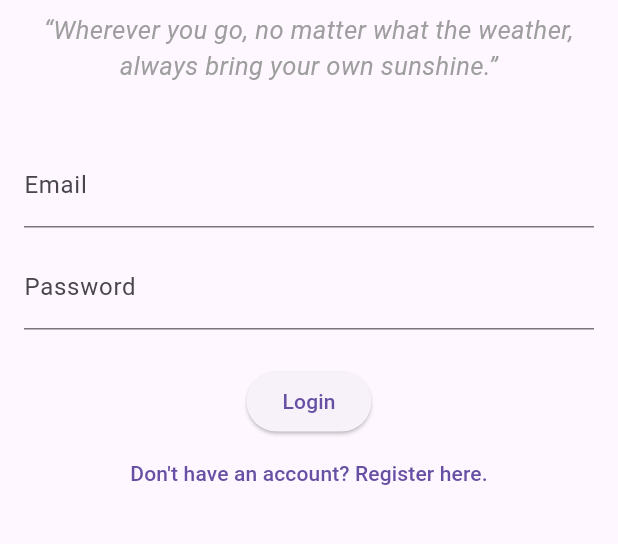
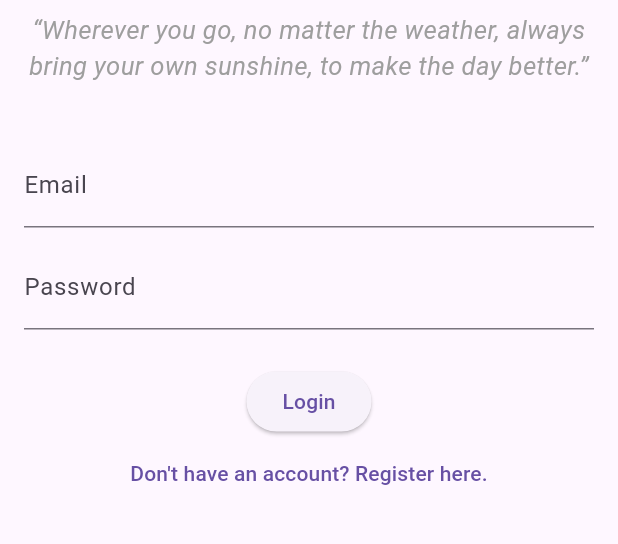
Before and after one commit to Gregory-Vaughan/MAD-Project-2_WeatherApp, a Flutter app: the screen it shows after launch, on a phone screen of 412 x 824 dp, the part 242-786 px from its top. Run offline on Flutter 3.47's test engine with Material 3 defaults, Android fonts, the phone set to English and light mode, and no system bars; our stand-ins replace firebase_auth, firebase_core; accounts and stored records are empty.

Commit message:
Minor change to quote.

```diff
--- a/weatherly/lib/main.dart
+++ b/weatherly/lib/main.dart
@@ -136,7 +136,7 @@ class _LoginScreenState extends State<LoginScreen> {
               ),
               const SizedBox(height: 8),
               const Text(
-                "“Wherever you go, no matter what the weather, always bring your own sunshine.”",
+                "“Wherever you go, no matter the weather, always bring your own sunshine, to make the day better.”",
                 textAlign: TextAlign.center,
                 style: TextStyle(
                   fontSize: 17,
```
Also changed, not shown: 125 other files.
